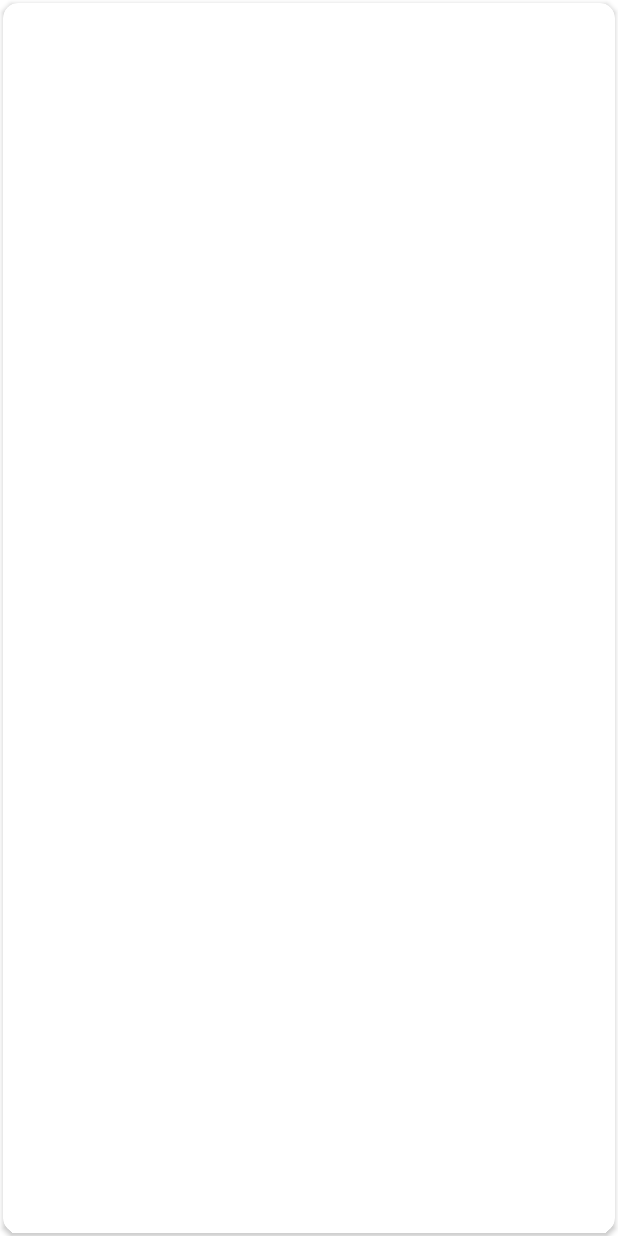
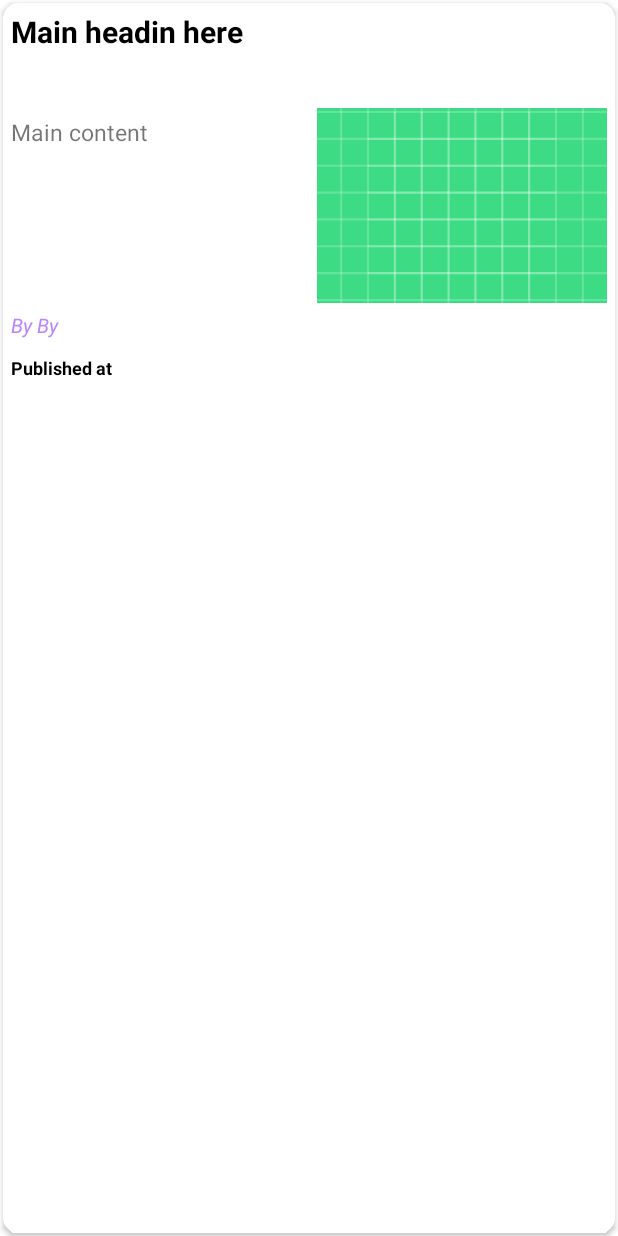
Before and after one commit to VictorV-R/EcoClub, an Android app: the layout layout_item_new.xml on its own in the app's theme, with its tools: preview values and no code run, on a phone screen of 412 x 824 dp. Run offline under Robolectric (Android 15) with nearby library versions, the phone set to English and light mode, and no system bars.

Commit message:
Guardando cambios para usar amplify

```diff
--- /dev/null
+++ b/app/src/main/res/drawable/ic_profile.xml
@@ -0,0 +1,5 @@
+<vector android:height="24dp" android:tint="#000000"
+    android:viewportHeight="24" android:viewportWidth="24"
+    android:width="24dp" xmlns:android="http://schemas.android.com/apk/res/android">
+    <path android:fillColor="@android:color/white" android:pathData="M12,12c2.21,0 4,-1.79 4,-4s-1.79,-4 -4,-4 -4,1.79 -4,4 1.79,4 4,4zM12,14c-2.67,0 -8,1.34 -8,4v2h16v-2c0,-2.66 -5.33,-4 -8,-4z"/>
+</vector>
--- a/app/src/main/res/layout/layout_item_new.xml
+++ b/app/src/main/res/layout/layout_item_new.xml
@@ -1,5 +1,6 @@
 <?xml version="1.0" encoding="utf-8"?>
-<RelativeLayout xmlns:android="http://schemas.android.com/apk/res/android"
+<LinearLayout xmlns:android="http://schemas.android.com/apk/res/android"
+
     android:layout_width="match_parent"
     android:layout_height="match_parent"
     xmlns:app="http://schemas.android.com/apk/res-auto">
@@ -11,7 +12,7 @@
         android:layout_margin="2dp"
         app:cardCornerRadius="10dp"
         android:id="@+id/cardview"
-        android:elevation="5dp"></androidx.cardview.widget.CardView>
+        android:elevation="5dp">
 
     <LinearLayout
         android:layout_width="match_parent"
@@ -79,4 +80,5 @@
 
         </TextView>
     </LinearLayout>
-</RelativeLayout>
+    </androidx.cardview.widget.CardView>
+</LinearLayout>
--- a/app/src/main/res/menu/bottom_nav_menu.xml
+++ b/app/src/main/res/menu/bottom_nav_menu.xml
@@ -9,4 +9,7 @@
     <item android:id="@+id/maps"
         android:title="Maps"
         android:icon="@drawable/ic_baseline_map_24"/>
+    <item android:id="@+id/profile"
+        android:title="Perfil"
+        android:icon="@drawable/ic_profile"/>
 </menu>
--- a/app/src/main/res/values/strings.xml
+++ b/app/src/main/res/values/strings.xml
@@ -22,5 +22,7 @@
     <string name="hint_phone">Celular</string>
     <string name="txt_btn_primary">Iniciar Sesión</string>
     <string name="txt_btn_secondary">Registrarse</string>
+    <!-- TODO: Remove or change this placeholder text -->
+    <string name="hello_blank_fragment">Hello blank fragment</string>
 
 </resources>
```
Also changed, not shown: app/src/main/AndroidManifest.xml (+9 -8 lines), app/src/main/java/com/example/ecoclub/fragments/ProfileFragment.java (added, +62 -0 lines), app/src/main/res/layout/fragment_profile.xml (added, +14 -0 lines), app/src/main/java/com/example/ecoclub/news/drawable-v24/ic_launcher_foreground.xml (renamed from app/src/main/res/drawable-v24/ic_launcher_foreground.xml), app/src/main/java/com/example/ecoclub/news/drawable-v24/planeta.png (renamed from app/src/main/res/drawable-v24/planeta.png).
